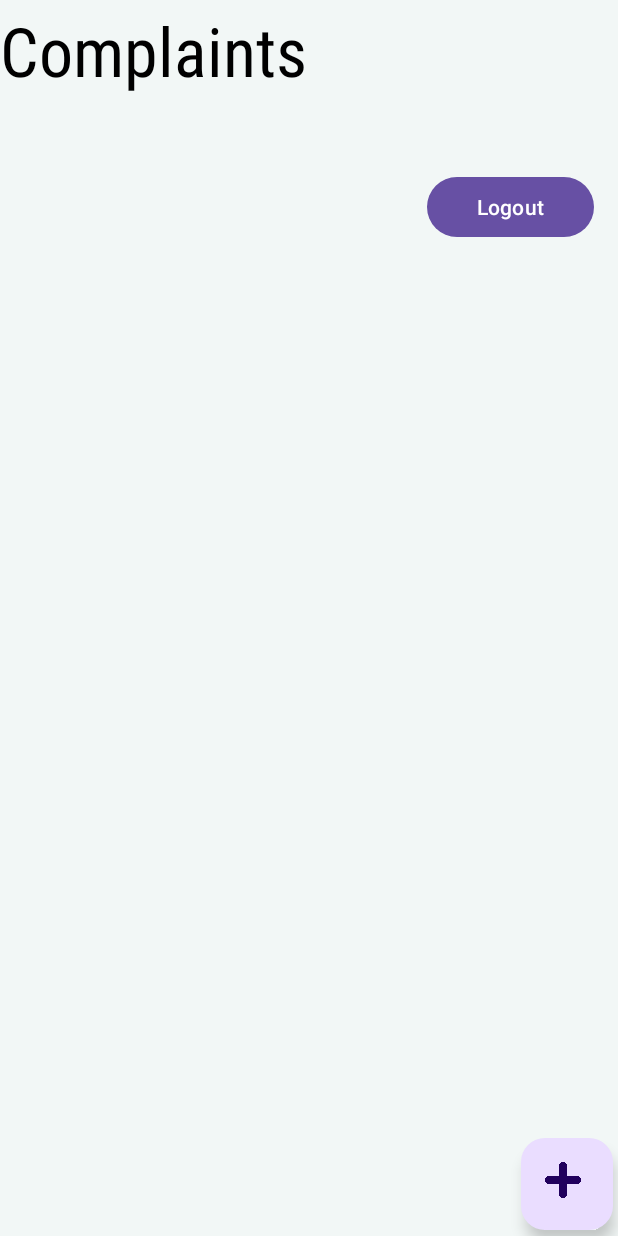
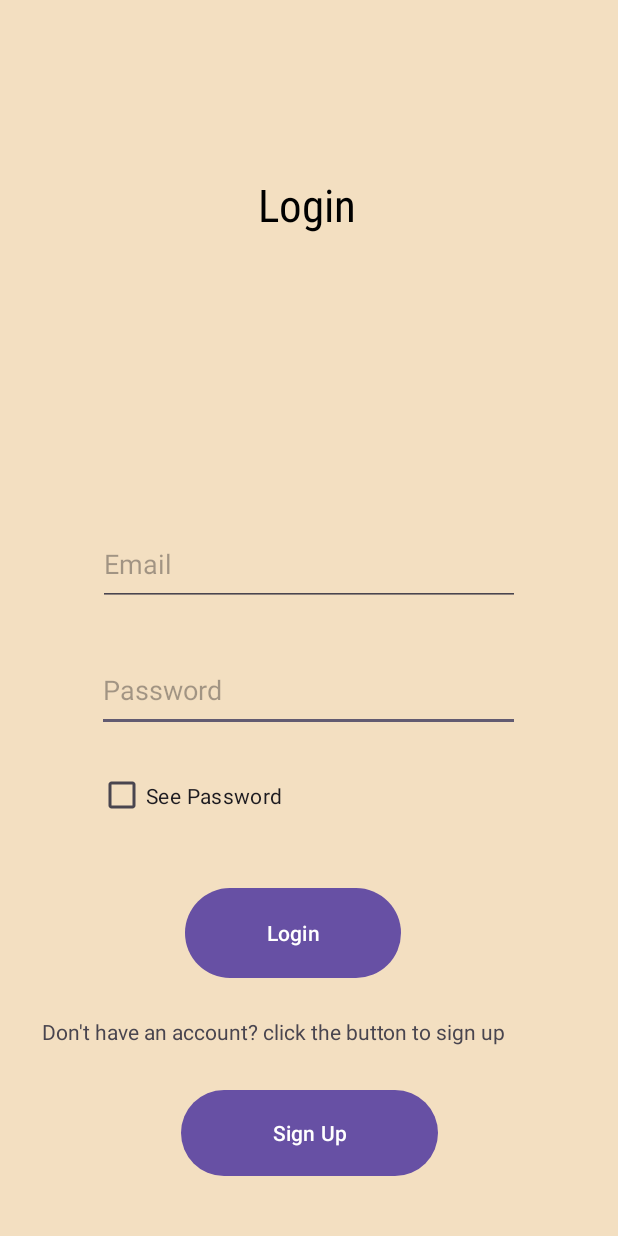
Before and after one commit to WenDEVLIFE/Complaint-Application, an Android app: the screen it shows after launch (MainActivity before the commit, LoginPage after it), on a phone screen of 412 x 824 dp. Run offline under Robolectric (Android 15) with nearby library versions, the phone set to English and light mode, and no system bars; our stand-ins replace Firebase (no records; nobody signed in at launch, a user with empty details on screens opened directly).

Commit message:
👾updated

```diff
--- a/app/build.gradle.kts
+++ b/app/build.gradle.kts
@@ -40,7 +40,11 @@ dependencies {
     implementation("com.google.firebase:firebase-database:20.3.0")
     implementation("androidx.navigation:navigation-fragment:2.7.6")
     implementation("androidx.navigation:navigation-ui:2.7.6")
+    implementation("com.google.firebase:firebase-auth:22.3.1") // Use the latest version available
+
+
     testImplementation("junit:junit:4.13.2")
     androidTestImplementation("androidx.test.ext:junit:1.1.5")
     androidTestImplementation("androidx.test.espresso:espresso-core:3.5.1")
+
 }
--- /dev/null
+++ b/app/src/main/java/com/example/complainantsystemapp/LoginPage.java
@@ -0,0 +1,71 @@
+package com.example.complainantsystemapp;
+
+import androidx.appcompat.app.AppCompatActivity;
+
+import android.content.Intent;
+import android.os.Bundle;
+import android.widget.Button;
+import android.widget.CheckBox;
+import android.widget.EditText;
+import android.widget.Toast;
+import com.google.firebase.auth.FirebaseAuth;
+import com.google.firebase.auth.FirebaseUser;
+public class LoginPage extends AppCompatActivity {
+     private EditText editText1;
+
+     private EditText editText2;
+
+    @Override
+    protected void onCreate(Bundle savedInstanceState) {
+        super.onCreate(savedInstanceState);
+        setContentView(R.layout.activity_login_page);
+
+        editText1 = findViewById(R.id.editTextTextEmailAddress);
+        editText2 = findViewById(R.id.editTextTextPassword);
+
+        final Button button = findViewById(R.id.button);
+        button.setOnClickListener(v -> {
+            String email = editText1.getText().toString();
+            String password = editText2.getText().toString();
+
+            // Check if email and password are not empty
+            if (!email.isEmpty() && !password.isEmpty()) {
+                FirebaseAuth.getInstance().signInWithEmailAndPassword(email, password)
+                        .addOnCompleteListener(LoginPage.this, task -> {
+                            if (task.isSuccessful()) {
+                                // Sign in success, update UI with the signed-in user's information
+                                FirebaseUser user = FirebaseAuth.getInstance().getCurrentUser();
+                                Toast.makeText(LoginPage.this, "Login successful", Toast.LENGTH_SHORT).show();
+                                Toast.makeText(LoginPage.this, "Welcome " + user.getEmail(), Toast.LENGTH_SHORT).show();
+
+                                // Start the MainActivity or perform other actions after successful login
+                                Intent intent = new Intent(LoginPage.this, MainActivity.class);
+                                intent.putExtra("email", user.getEmail());
+                                startActivity(intent);
+                                finish();
+                            } else {
+                                // If sign in fails, display a message to the user.
+                                Toast.makeText(LoginPage.this, "Authentication failed", Toast.LENGTH_SHORT).show();
+                            }
+                        });
+            } else {
+                // Display a message to the user indicating that both email and password are required.
+                Toast.makeText(LoginPage.this, "Please enter both email and password", Toast.LENGTH_SHORT).show();
+            }
+        });
+        final CheckBox checkBox = findViewById(R.id.checkBox);
+        checkBox.setOnClickListener(v -> {
+            // Code here executes on main thread after user presses button
+            if(checkBox.isChecked()){
+
+                // This will show the password in plain text
+                editText2.setInputType(1);
+            } else{
+
+                // This will hide password in plain text
+                editText2.setInputType(129);
+            }
+
+        });
+    }
+}
--- /dev/null
+++ b/app/src/main/res/layout/activity_login_page.xml
@@ -0,0 +1,89 @@
+<?xml version="1.0" encoding="utf-8"?>
+<androidx.constraintlayout.widget.ConstraintLayout xmlns:android="http://schemas.android.com/apk/res/android"
+        xmlns:tools="http://schemas.android.com/tools"
+        xmlns:app="http://schemas.android.com/apk/res-auto"
+        android:layout_width="match_parent"
+        android:layout_height="match_parent"
+        android:background="#F3DFC1"
+        tools:context=".LoginPage">
+
+    <TextView
+            android:text="Login"
+            android:layout_width="wrap_content"
+            android:layout_height="wrap_content"
+            android:id="@+id/textView2"
+            android:textSize="30sp"
+            android:textColor="@color/black"
+            android:fontFamily="sans-serif-condensed"
+            app:layout_constraintStart_toStartOf="parent"
+            android:layout_marginStart="172dp"
+            app:layout_constraintTop_toTopOf="parent"
+            android:layout_marginTop="116dp" />
+
+    <EditText
+            android:layout_width="282dp"
+            android:layout_height="55dp"
+            android:inputType="textPassword"
+            android:ems="10"
+            android:id="@+id/editTextTextPassword"
+            app:layout_constraintStart_toStartOf="parent"
+            app:layout_constraintBottom_toBottomOf="parent"
+            android:layout_marginBottom="336dp"
+            app:layout_constraintEnd_toEndOf="parent"
+            android:hint="Password"
+            app:layout_constraintHorizontal_bias="0.496" />
+
+    <EditText
+            android:layout_width="281dp"
+            android:layout_height="55dp"
+            android:inputType="textEmailAddress"
+            android:ems="10"
+            android:id="@+id/editTextTextEmailAddress"
+            app:layout_constraintStart_toStartOf="parent"
+            app:layout_constraintEnd_toEndOf="parent"
+            app:layout_constraintBottom_toBottomOf="parent"
+            android:hint="Email"
+            android:layout_marginBottom="420dp" />
+
+    <Button
+            android:text="Login"
+            android:layout_width="144dp"
+            android:layout_height="68dp"
+            android:id="@+id/button"
+            app:layout_constraintEnd_toEndOf="parent"
+            app:layout_constraintStart_toStartOf="parent"
+            app:layout_constraintBottom_toBottomOf="parent"
+            app:layout_constraintHorizontal_bias="0.46"
+            android:layout_marginBottom="168dp" />
+
+    <Button
+            android:text="Sign Up"
+            android:layout_width="171dp"
+            android:layout_height="65dp"
+            android:id="@+id/buttonsign"
+            app:layout_constraintEnd_toEndOf="parent"
+            app:layout_constraintStart_toStartOf="parent"
+            app:layout_constraintBottom_toBottomOf="parent"
+            android:layout_marginBottom="36dp" />
+
+    <CheckBox
+            android:text="See Password"
+            android:layout_width="168dp"
+            android:layout_height="59dp"
+            android:id="@+id/checkBox"
+            app:layout_constraintEnd_toEndOf="parent"
+            app:layout_constraintStart_toStartOf="parent"
+            app:layout_constraintBottom_toBottomOf="parent"
+            app:layout_constraintHorizontal_bias="0.267"
+            android:layout_marginBottom="264dp" />
+
+    <TextView
+            android:text="Don't have an account? click the button to sign up"
+            android:layout_width="352dp"
+            android:layout_height="34dp"
+            android:id="@+id/textView3"
+            app:layout_constraintEnd_toEndOf="parent"
+            app:layout_constraintBottom_toBottomOf="parent"
+            android:layout_marginEnd="32dp"
+            android:layout_marginBottom="112dp" />
+</androidx.constraintlayout.widget.ConstraintLayout>
```
Also changed, not shown: app/src/main/AndroidManifest.xml (+6 -3 lines), app/src/main/java/com/example/complainantsystemapp/Complaint.java (+22 -1 lines), app/src/main/java/com/example/complainantsystemapp/ComplaintAdapter.java (+42 -5 lines), app/src/main/java/com/example/complainantsystemapp/CreateComplaint.java (+17 -22 lines), app/src/main/java/com/example/complainantsystemapp/MainActivity.java (+59 -10 lines), app/src/main/java/com/example/complainantsystemapp/SignUp.java (added, +14 -0 lines), app/src/main/res/layout/activity_main.xml (+22 -6 lines), app/src/main/res/layout/activity_sign_up.xml (added, +9 -0 lines), app/src/main/res/layout/item_complaint.xml (+26 -3 lines).
